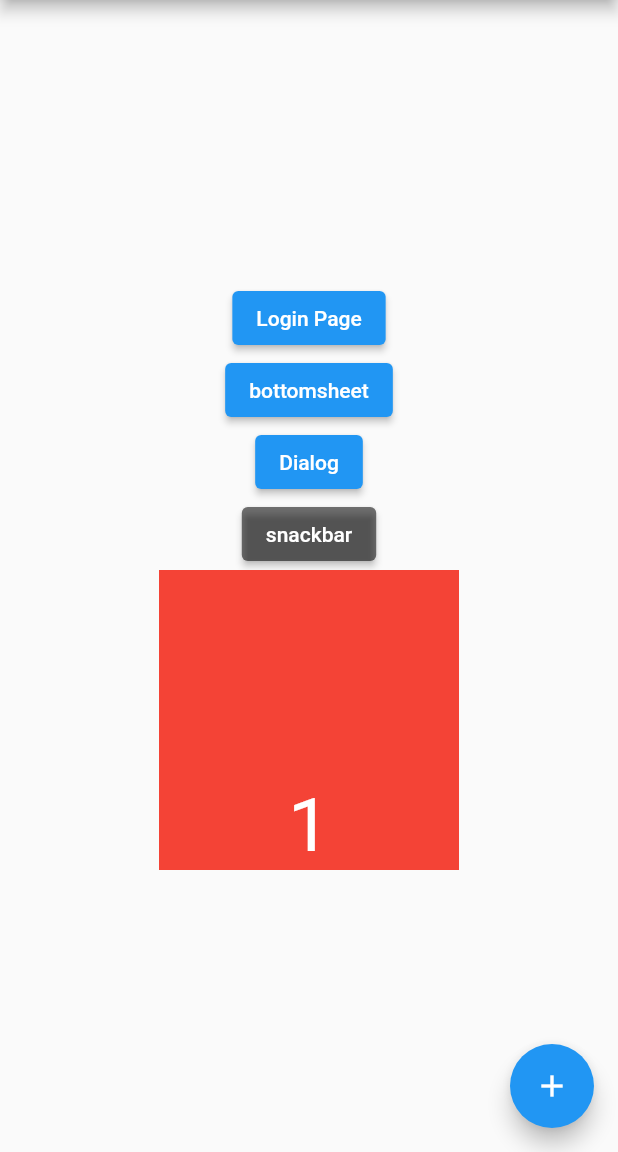
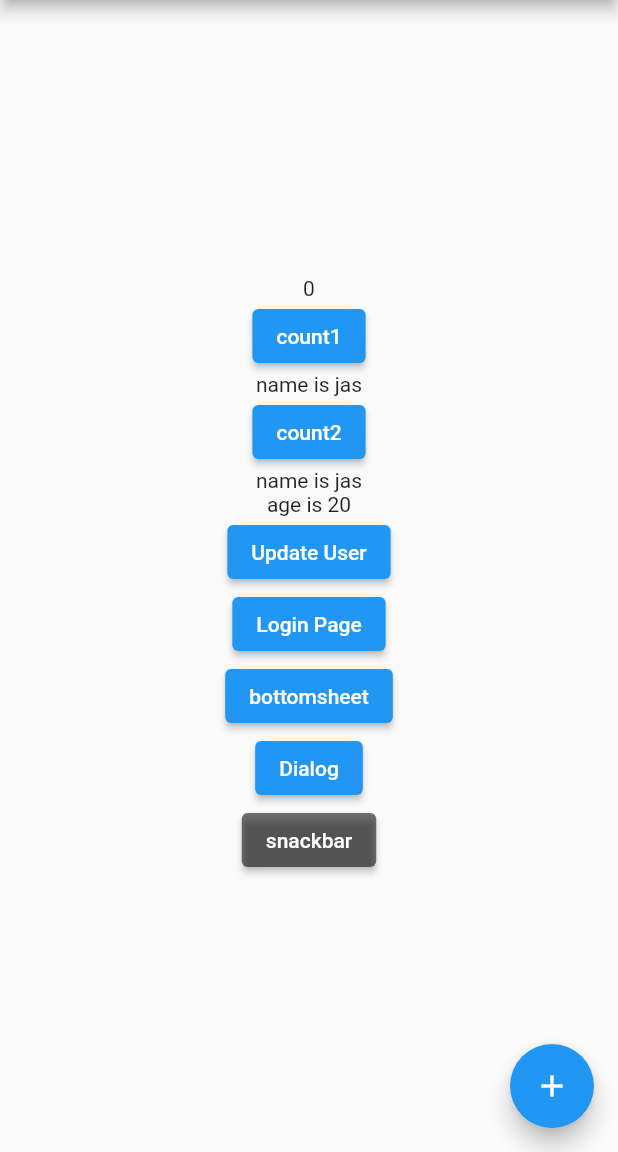
Before and after one commit to markcqhsu/getx_demo, a Flutter app: the screen it shows after launch, on a phone screen of 412 x 824 dp, the part 84-1236 px from its top. Run offline on Flutter 3.47's test engine with Material 2 defaults, Android fonts, the phone set to English and light mode, and no system bars; our stand-ins replace get.

Commit message:
Getx learning

```diff
--- a/lib/controller.dart
+++ b/lib/controller.dart
@@ -1,6 +1,9 @@
 import 'package:get/get.dart';
 
 class Controller extends GetxController {
-  var count = 1.obs;
-  increment() => count++;
+  // var count = 1.obs;
+  // increment() => count++;
+  final count1 = 0.obs;
+  final count2 = 0.obs;
+  int get sum => count1.value + count2.value;
 }
--- a/lib/main.dart
+++ b/lib/main.dart
@@ -13,7 +13,7 @@ void main() {
       ),
       GetPage(name: "/login", page: () => const Login()),
     ],
-    routingCallback: (routing) => {print(routing!.current)},//* 可以用來判斷用戶的狀態
+    routingCallback: (routing) => {print(routing!.current)}, //* 可以用來判斷用戶的狀態
   ));
 }
 
@@ -22,7 +22,11 @@ class Home extends StatelessWidget {
 
   @override
   Widget build(BuildContext context) {
+    print("build...");
     final controller = Get.put(Controller());
+    final user = User(name: "jas", age: 20).obs;
+
+
     return Scaffold(
       appBar: AppBar(
         title: const Text("GetX Demo"),
@@ -32,11 +36,50 @@ class Home extends StatelessWidget {
         child: Column(
           mainAxisAlignment: MainAxisAlignment.center,
           children: [
+            GetX<Controller>(
+              builder: (controller) {
+                print("count 1  rebuild");
+                return Text("${controller.count1.value}");
+              },
+            ),
+            ElevatedButton(
+              onPressed: () {
+                controller.count1.value++;
+              },
+              child: Text("count1"),
+            ),
+
+            Obx(()=>Text("name is ${user.value.name}"),),
+            ElevatedButton(
+              onPressed: () {
+                controller.count2.value++;
+              },
+              child: Text("count2"),
+            ),
+
+            Obx(
+              ()=> Text("name is ${user.value.name}"),
+            ),
+            Obx(
+              ()=> Text("age is ${user.value.age}"),
+            ),
+            ElevatedButton(
+              onPressed: () {
+                user.update((user)=>{
+                  user!.name="miles",
+                  user.age = 20,
+                });
+              },
+              child: Text("Update User"),
+            ),
+
+
             ElevatedButton(
               onPressed: () {
                 Get.toNamed("/login");
               },
-                child: Text("Login Page")),
+              child: Text("Login Page"),
+            ),
             ElevatedButton(
               onPressed: () {
                 Get.bottomSheet(
@@ -165,33 +208,33 @@ class Home extends StatelessWidget {
                   );
                 },
                 child: const Text("snackbar")),
-            GestureDetector(
-              onTap: () {
-                Get.toNamed("/other",
-                    // () => Other(),
-                    // transition: Transition.native, //* native 根據設備做變化
-                    arguments: {"name": "1111", "age": "20"});
-              },
-              child: Container(
-                  height: 200,
-                  width: 200,
-                  color: Colors.red,
-                  child: Align(
-                    alignment: Alignment.bottomCenter,
-                    child: Obx(() => Text(
-                          controller.count.toString(),
-                          style: const TextStyle(
-                              fontSize: 50, color: Colors.white),
-                        )),
-                  )),
-            )
+            // GestureDetector(
+            //   onTap: () {
+            //     Get.toNamed("/other",
+            //         // () => Other(),
+            //         // transition: Transition.native, //* native 根據設備做變化
+            //         arguments: {"name": "1111", "age": "20"});
+            //   },
+            //   child: Container(
+            //       height: 200,
+            //       width: 200,
+            //       color: Colors.red,
+            //       child: Align(
+            //         alignment: Alignment.bottomCenter,
+            //         child: Obx(() => Text(
+            //               controller.count.toString(),
+            //               style: const TextStyle(
+            //                   fontSize: 50, color: Colors.white),
+            //             )),
+            //       ),),
+            // )
           ],
         ),
       ),
       floatingActionButton: FloatingActionButton(
         child: const Icon(Icons.add),
         onPressed: () {
-          controller.increment();
+          // controller.increment();
         },
       ),
     );
@@ -215,7 +258,8 @@ class Other extends StatelessWidget {
           child: const Icon(Icons.arrow_back),
         ),
       ),
-        body: Center(child: Text("${c.count}" + Get.arguments["name"])));
+      // body: Center(child: Text("${c.count}" + Get.arguments["name"])),
+    );
   }
 }
 
@@ -233,3 +277,9 @@ class Login extends StatelessWidget {
     );
   }
 }
+
+class User{
+  User({required this.name, required this.age});
+  String name;
+  int age;
+}
```
Lines whose indentation alone changed are shown as unchanged.
